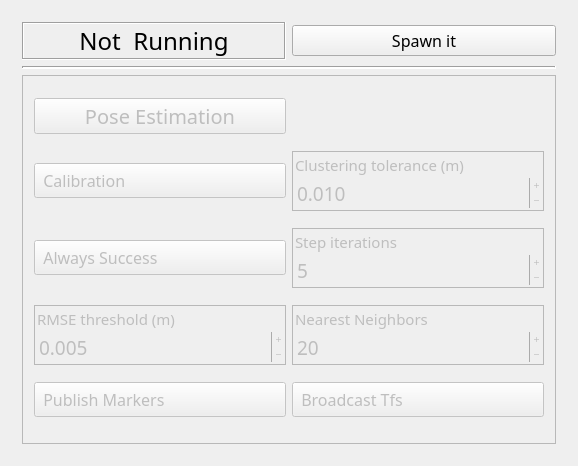
First picture: the form in src/recognition/gui/estimator_gui.ui, repository Tabjones/pacman_vision, before the edit.
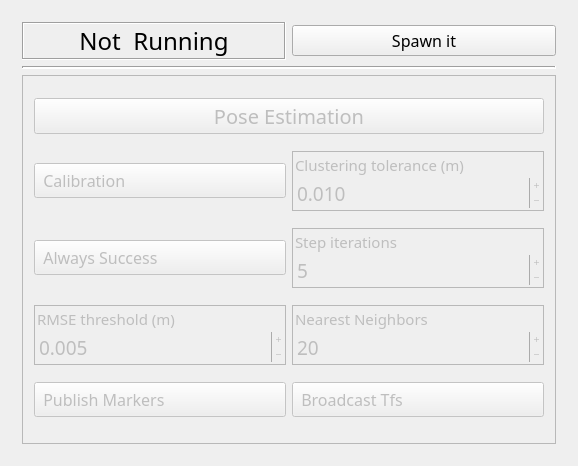
Second picture: the form after the edit. Icons and pictures are not drawn.

What changed in the file:
```diff
--- a/src/recognition/gui/estimator_gui.ui
+++ b/src/recognition/gui/estimator_gui.ui
@@ -125,43 +125,6 @@
           <enum>QFrame::Raised</enum>
          </property>
          <layout class="QGridLayout" name="gridLayout_2">
-          <item row="0" column="0">
-           <widget class="QPushButton" name="EstimationButt">
-            <property name="font">
-             <font>
-              <family>Oxygen-Sans</family>
-              <pointsize>15</pointsize>
-             </font>
-            </property>
-            <property name="focusPolicy">
-             <enum>Qt::NoFocus</enum>
-            </property>
-            <property name="acceptDrops">
-             <bool>false</bool>
-            </property>
-            <property name="toolTip">
-             <string>Perform a Pose Estimation (By running service Estimate).</string>
-            </property>
-            <property name="layoutDirection">
-             <enum>Qt::LeftToRight</enum>
-            </property>
-            <property name="styleSheet">
-             <string notr="true">Text-align:center</string>
-            </property>
-            <property name="text">
-             <string>Pose Estimation</string>
-            </property>
-            <property name="iconSize">
-             <size>
-              <width>32</width>
-              <height>32</height>
-             </size>
-            </property>
-            <property name="checkable">
-             <bool>false</bool>
-            </property>
-           </widget>
-          </item>
           <item row="1" column="0">
            <widget class="QPushButton" name="CalibButt">
             <property name="maximumSize">
@@ -758,6 +721,43 @@
             </property>
            </widget>
           </item>
+          <item row="0" column="0" colspan="2">
+           <widget class="QPushButton" name="EstimationButt">
+            <property name="font">
+             <font>
+              <family>Oxygen-Sans</family>
+              <pointsize>15</pointsize>
+             </font>
+            </property>
+            <property name="focusPolicy">
+             <enum>Qt::NoFocus</enum>
+            </property>
+            <property name="acceptDrops">
+             <bool>false</bool>
+            </property>
+            <property name="toolTip">
+             <string>Perform a Pose Estimation (By running service Estimate).</string>
+            </property>
+            <property name="layoutDirection">
+             <enum>Qt::LeftToRight</enum>
+            </property>
+            <property name="styleSheet">
+             <string notr="true">Text-align:center</string>
+            </property>
+            <property name="text">
+             <string>Pose Estimation</string>
+            </property>
+            <property name="iconSize">
+             <size>
+              <width>32</width>
+              <height>32</height>
+             </size>
+            </property>
+            <property name="checkable">
+             <bool>false</bool>
+            </property>
+           </widget>
+          </item>
          </layout>
         </widget>
        </item>
```
